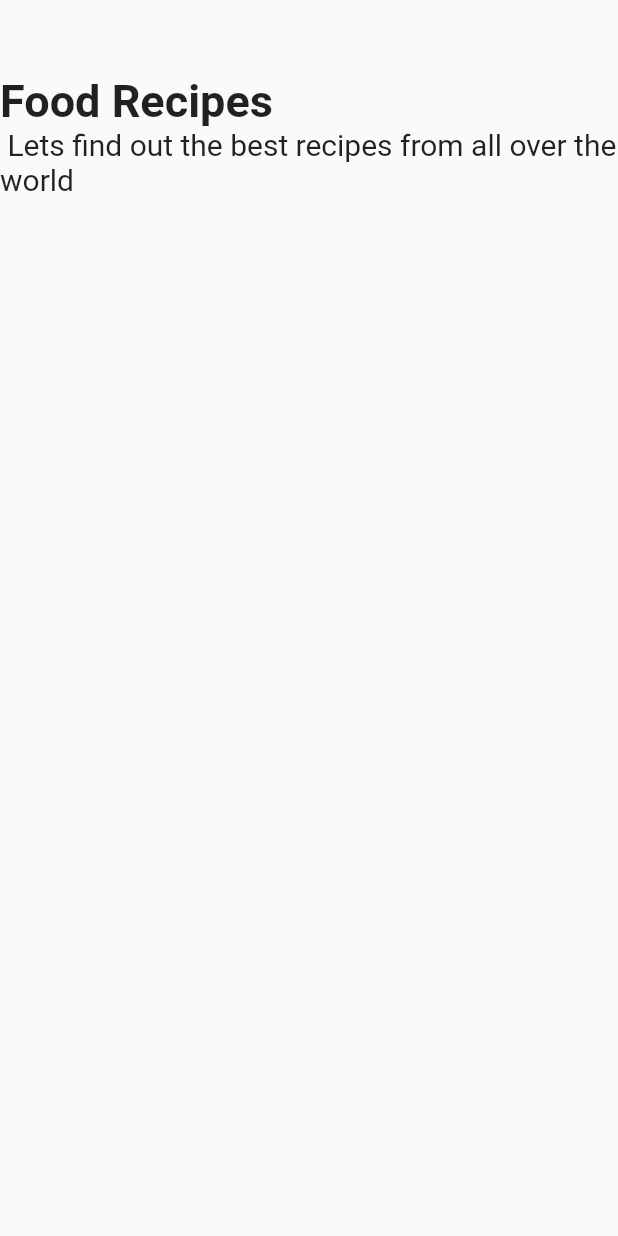
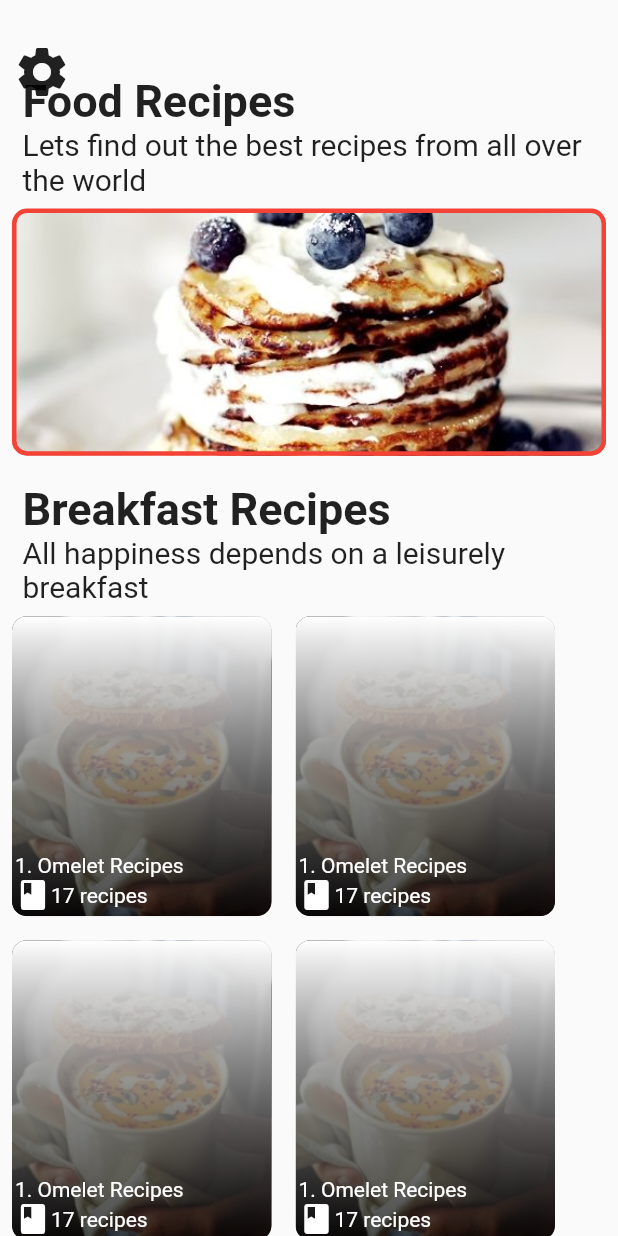
Before and after one commit to lostidol355/recipely-the-recipe-app, a Flutter app: the screen it shows after launch, on a phone screen of 412 x 824 dp. Run offline on Flutter 3.47's test engine with Material 2 defaults, Android fonts, the phone set to English and light mode, and no system bars.

Commit message:
recipe code added new wrap widget

```diff
--- a/lib/screens/home_screen.dart
+++ b/lib/screens/home_screen.dart
@@ -1,5 +1,8 @@
 import 'package:cfc_dang_flutter_day3_recipe_app/widgets/headin_text.dart';
+import 'package:cfc_dang_flutter_day3_recipe_app/widgets/recipe_box.dart';
 import 'package:flutter/material.dart';
+
+import '../widgets/long_box.dart';
 
 class HomeScreen extends StatelessWidget {
   const HomeScreen({super.key});
@@ -19,10 +22,26 @@ class HomeScreen extends StatelessWidget {
               HeadingText(
                 title: "Food Recipes",
                 subtitle:
-                    " Lets find out the best recipes from all over the world",
+                    "Lets find out the best recipes from all over the world",
+              ),
+              LongBox(),
+              SizedBox(
+                height: 10,
+              ),
+              HeadingText(
+                title: "Breakfast Recipes",
+                subtitle: "All happiness depends on a leisurely breakfast",
+              ),
+              Wrap(
+                children: List.generate(6, (index) => RecipeBox()),
               )
             ],
-          )
+          ),
+
+          Positioned(
+              top: 20,
+              child: IconButton(
+                  onPressed: () {}, icon: Icon(Icons.settings, size: 40)))
           // Gear Icon
         ],
       ),
--- a/lib/widgets/headin_text.dart
+++ b/lib/widgets/headin_text.dart
@@ -7,7 +7,9 @@ class HeadingText extends StatelessWidget {
 
   @override
   Widget build(BuildContext context) {
-    return Column(
+    return Padding(
+      padding: const EdgeInsets.only(left: 15.0),
+      child: Column(
         crossAxisAlignment: CrossAxisAlignment.start,
         children: [
           Text(
@@ -19,6 +21,7 @@ class HeadingText extends StatelessWidget {
             style: TextStyle(fontSize: 20),
           )
         ],
+      ),
     );
   }
 }
--- /dev/null
+++ b/lib/widgets/long_box.dart
@@ -0,0 +1,27 @@
+import 'package:flutter/material.dart';
+
+class LongBox extends StatelessWidget {
+  const LongBox({super.key});
+
+  @override
+  Widget build(BuildContext context) {
+    var h = MediaQuery.of(context).size.height;
+    var w = MediaQuery.of(context).size.width;
+
+    return Padding(
+      padding: const EdgeInsets.all(8.0),
+      child: Container(
+        height: h * 0.2,
+        decoration: BoxDecoration(
+            color: Colors.orange,
+            borderRadius: BorderRadius.circular(10),
+            image: DecorationImage(
+                image: AssetImage(
+                  "assets/images/food1.jpg",
+                ),
+                fit: BoxFit.cover),
+            border: Border.all(color: Colors.red, width: 3)),
+      ),
+    );
+  }
+}
--- /dev/null
+++ b/lib/widgets/recipe_box.dart
@@ -0,0 +1,74 @@
+import 'package:flutter/material.dart';
+
+class RecipeBox extends StatelessWidget {
+  const RecipeBox({super.key});
+
+  @override
+  Widget build(BuildContext context) {
+    return Stack(
+      children: [
+        Padding(
+          padding: const EdgeInsets.all(8.0),
+          child: ClipRRect(
+            borderRadius: BorderRadius.circular(10),
+            child: Container(
+              height: 200,
+              width: 173,
+              // decoration: BoxDecoration(border: Border.all()),
+              child: Image(
+                image: AssetImage(
+                  "assets/images/food2.jpg",
+                ),
+                fit: BoxFit.cover,
+              ),
+            ),
+          ),
+        ),
+        Padding(
+          padding: const EdgeInsets.all(8.0),
+          child: ClipRRect(
+            borderRadius: BorderRadius.circular(10),
+            child: Container(
+              height: 200,
+              width: 173,
+              decoration: BoxDecoration(
+                  gradient: LinearGradient(
+                      begin: Alignment.bottomCenter,
+                      end: Alignment.topCenter,
+                      colors: [
+                    Colors.black.withOpacity(0.7),
+                    Colors.white,
+                  ])),
+            ),
+          ),
+        ),
+        Positioned(
+          left: 10,
+          bottom: 10,
+          child: Column(
+            crossAxisAlignment: CrossAxisAlignment.start,
+            mainAxisAlignment: MainAxisAlignment.end,
+            children: [
+              Text(
+                "1. Omelet Recipes",
+                style: TextStyle(color: Colors.white),
+              ),
+              Row(
+                children: [
+                  Icon(
+                    Icons.book,
+                    color: Colors.white,
+                  ),
+                  Text(
+                    "17 recipes",
+                    style: TextStyle(color: Colors.white),
+                  )
+                ],
+              )
+            ],
+          ),
+        )
+      ],
+    );
+  }
+}
```
Lines whose indentation alone changed are shown as unchanged.
